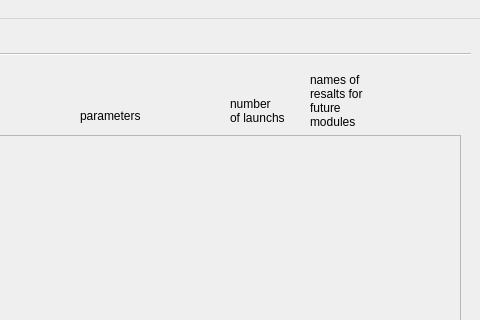
This is ui_mw.ui in Ol333/dipl as Qt 5 draws it before an edit; both pictures show x 190 to 670 and y 0 to 320 of the 670 by 568 pixel window. The edited form follows.
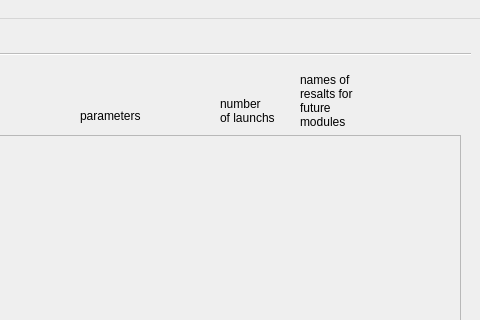
This is the edited form.

What changed in the file:
```diff
--- a/ui_mw.ui
+++ b/ui_mw.ui
@@ -123,9 +123,9 @@
      <widget class="QLabel" name="label_5">
       <property name="geometry">
        <rect>
-        <x>490</x>
+        <x>480</x>
         <y>10</y>
-        <width>81</width>
+        <width>71</width>
         <height>71</height>
        </rect>
       </property>
@@ -154,9 +154,9 @@
      <widget class="QLabel" name="label_4">
       <property name="geometry">
        <rect>
-        <x>410</x>
+        <x>400</x>
         <y>30</y>
-        <width>91</width>
+        <width>71</width>
         <height>51</height>
        </rect>
       </property>
```
